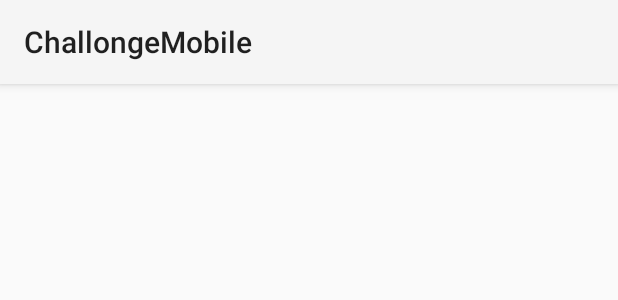
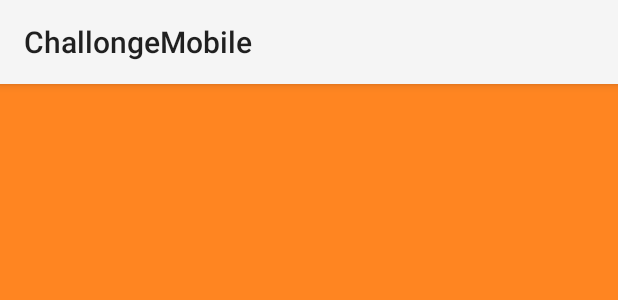
Before and after one commit to brandontruggles/Challonge-Mobile-Android, an Android app: the layout activity_show_player.xml on its own in the app's theme, with its tools: preview values and no code run, on a phone screen of 412 x 824 dp. Shown: the top 300 px of the screen. Run offline under Robolectric (Android 15) with nearby library versions, the phone set to English and light mode, and no system bars.

```diff
--- a/app/src/main/AndroidManifest.xml
+++ b/app/src/main/AndroidManifest.xml
@@ -50,6 +50,7 @@
             android:label="@string/title_activity_organizations" >
         </activity>
         <activity
+            android:screenOrientation="portrait"
             android:name="com.example.brandon.challongemobile.ShowPlayer"
             android:label="@string/title_activity_show_player" >
         </activity>
--- a/app/src/main/java/com/example/brandon/challongemobile/MainActivity.java
+++ b/app/src/main/java/com/example/brandon/challongemobile/MainActivity.java
@@ -93,6 +93,7 @@ public class MainActivity extends ActionBarActivity
                             HttpsURLConnection connection = (HttpsURLConnection)url.openConnection();
 
                             connection.setRequestProperty("Accept-Encoding","");
+
                             connection.setRequestProperty("Authorization","Basic " + new String(Base64.encode("bubblerugs:AJmK8DFMF0EpwVRzTlORtuwyJOcGzViDXrQKG63G".getBytes(),Base64.NO_WRAP)));
                             //connection.setRequestProperty("Authorization","Basic " + new String(Base64.encode(new String(username + ":" +password).getBytes(),Base64.NO_WRAP)));
 
--- a/app/src/main/res/layout/activity_show_player.xml
+++ b/app/src/main/res/layout/activity_show_player.xml
@@ -4,7 +4,8 @@
     android:paddingRight="@dimen/activity_horizontal_margin"
     android:paddingTop="@dimen/activity_vertical_margin"
     android:paddingBottom="@dimen/activity_vertical_margin"
-    tools:context="com.example.brandon.challongemobile.ShowPlayer">
+    tools:context="com.example.brandon.challongemobile.ShowPlayer"
+    android:background="#ffff8521">
 
 
     <ListView
```
Also changed, not shown: app/src/main/java/com/example/brandon/challongemobile/ShowPlayer.java (+10 -1 lines), app/src/main/res/values/strings.xml (+4 -4 lines).
